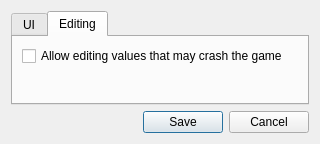
Above: native/src/ReachVariantTool/ProgramOptionsDialog.ui from DavidJCobb/ReachVariantEditor before the change. Below: the same form after it.
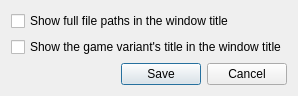
That is the form after the change.

```diff
--- a/native/src/ReachVariantTool/ProgramOptionsDialog.ui
+++ b/native/src/ReachVariantTool/ProgramOptionsDialog.ui
@@ -7,14 +7,14 @@
     <x>0</x>
     <y>0</y>
     <width>294</width>
-    <height>140</height>
+    <height>89</height>
    </rect>
   </property>
   <property name="windowTitle">
    <string>ReachVariantTool Options</string>
   </property>
   <layout class="QGridLayout" name="gridLayout">
-   <item row="3" column="0">
+   <item row="4" column="0">
     <layout class="QHBoxLayout" name="horizontalLayout">
      <item>
       <spacer name="horizontalSpacer">
@@ -45,72 +45,18 @@
      </item>
     </layout>
    </item>
-   <item row="0" column="0">
-    <widget class="QTabWidget" name="tabWidget">
-     <property name="currentIndex">
-      <number>1</number>
-     </property>
-     <widget class="QWidget" name="tab">
-      <attribute name="title">
-       <string>UI</string>
-      </attribute>
-      <layout class="QGridLayout" name="gridLayout_2">
-       <item row="0" column="0">
+   <item row="1" column="0">
         <widget class="QCheckBox" name="optionFullFilePathsInWindowTitle">
          <property name="text">
           <string>Show full file paths in the window title</string>
          </property>
         </widget>
        </item>
-       <item row="1" column="0">
+   <item row="2" column="0">
         <widget class="QCheckBox" name="optionVariantNameInWindowTitle">
          <property name="text">
           <string>Show the game variant's title in the window title</string>
          </property>
-        </widget>
-       </item>
-       <item row="2" column="0">
-        <spacer name="verticalSpacer">
-         <property name="orientation">
-          <enum>Qt::Vertical</enum>
-         </property>
-         <property name="sizeHint" stdset="0">
-          <size>
-           <width>20</width>
-           <height>0</height>
-          </size>
-         </property>
-        </spacer>
-       </item>
-      </layout>
-     </widget>
-     <widget class="QWidget" name="tab_2">
-      <attribute name="title">
-       <string>Editing</string>
-      </attribute>
-      <layout class="QGridLayout" name="gridLayout_3">
-       <item row="0" column="0">
-        <widget class="QCheckBox" name="optionEditingAllowUnsafe">
-         <property name="text">
-          <string>Allow editing values that may crash the game</string>
-         </property>
-        </widget>
-       </item>
-       <item row="1" column="0">
-        <spacer name="verticalSpacer_2">
-         <property name="orientation">
-          <enum>Qt::Vertical</enum>
-         </property>
-         <property name="sizeHint" stdset="0">
-          <size>
-           <width>20</width>
-           <height>0</height>
-          </size>
-         </property>
-        </spacer>
-       </item>
-      </layout>
-     </widget>
     </widget>
    </item>
   </layout>
```
Lines whose indentation alone changed are shown as unchanged.
